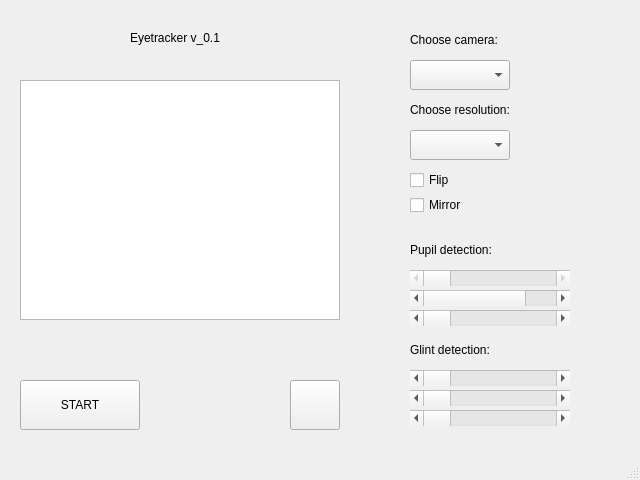
First picture: the form in eyetracker-ng-start.ui, repository karolaug/pisak, before the edit.
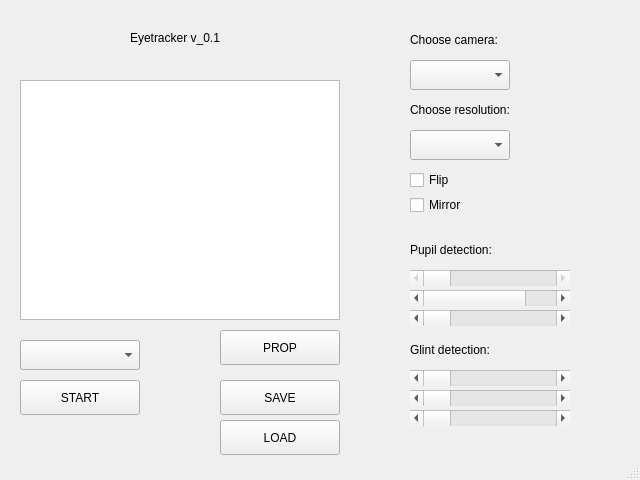
Second picture: the form after the edit. Icons and pictures are not drawn.

Commit message: Expanding of gui for new features (save,load,algorithm) and changing icons to Faenza 1.3 (gpl)

What changed in the file:
```diff
--- a/eyetracker-ng-start.ui
+++ b/eyetracker-ng-start.ui
@@ -68,7 +68,7 @@
       <x>20</x>
       <y>380</y>
       <width>120</width>
-      <height>50</height>
+      <height>35</height>
      </rect>
     </property>
     <property name="text">
@@ -78,14 +78,14 @@
    <widget class="QPushButton" name="btn_settings">
     <property name="geometry">
      <rect>
-      <x>290</x>
-      <y>380</y>
-      <width>50</width>
-      <height>50</height>
+      <x>220</x>
+      <y>330</y>
+      <width>120</width>
+      <height>35</height>
      </rect>
     </property>
     <property name="text">
-     <string/>
+     <string>PROP</string>
     </property>
     <property name="icon">
      <iconset>
@@ -93,8 +93,8 @@
     </property>
     <property name="iconSize">
      <size>
-      <width>50</width>
-      <height>50</height>
+      <width>24</width>
+      <height>24</height>
      </size>
     </property>
    </widget>
@@ -373,6 +373,62 @@
      <enum>Qt::Horizontal</enum>
     </property>
    </widget>
+   <widget class="QComboBox" name="cmb_setAlgorithm">
+    <property name="geometry">
+     <rect>
+      <x>20</x>
+      <y>340</y>
+      <width>120</width>
+      <height>30</height>
+     </rect>
+    </property>
+   </widget>
+   <widget class="QPushButton" name="btn_load">
+    <property name="geometry">
+     <rect>
+      <x>220</x>
+      <y>420</y>
+      <width>120</width>
+      <height>35</height>
+     </rect>
+    </property>
+    <property name="text">
+     <string>LOAD</string>
+    </property>
+    <property name="icon">
+     <iconset>
+      <normaloff>../../Obrazy/Ikonki/Faenza_1.3/actions/document-open.svg</normaloff>../../Obrazy/Ikonki/Faenza_1.3/actions/document-open.svg</iconset>
+    </property>
+    <property name="iconSize">
+     <size>
+      <width>24</width>
+      <height>24</height>
+     </size>
+    </property>
+   </widget>
+   <widget class="QPushButton" name="btn_save">
+    <property name="geometry">
+     <rect>
+      <x>220</x>
+      <y>380</y>
+      <width>120</width>
+      <height>35</height>
+     </rect>
+    </property>
+    <property name="text">
+     <string>SAVE</string>
+    </property>
+    <property name="icon">
+     <iconset>
+      <normaloff>../../Obrazy/Ikonki/Faenza_1.3/actions/document-import.svg</normaloff>../../Obrazy/Ikonki/Faenza_1.3/actions/document-import.svg</iconset>
+    </property>
+    <property name="iconSize">
+     <size>
+      <width>24</width>
+      <height>24</height>
+     </size>
+    </property>
+   </widget>
   </widget>
   <widget class="QStatusBar" name="statusbar"/>
  </widget>
```
Left out of the diff: 6 changed lines with no effect on the pictures. The commit also changes 5 other files.
